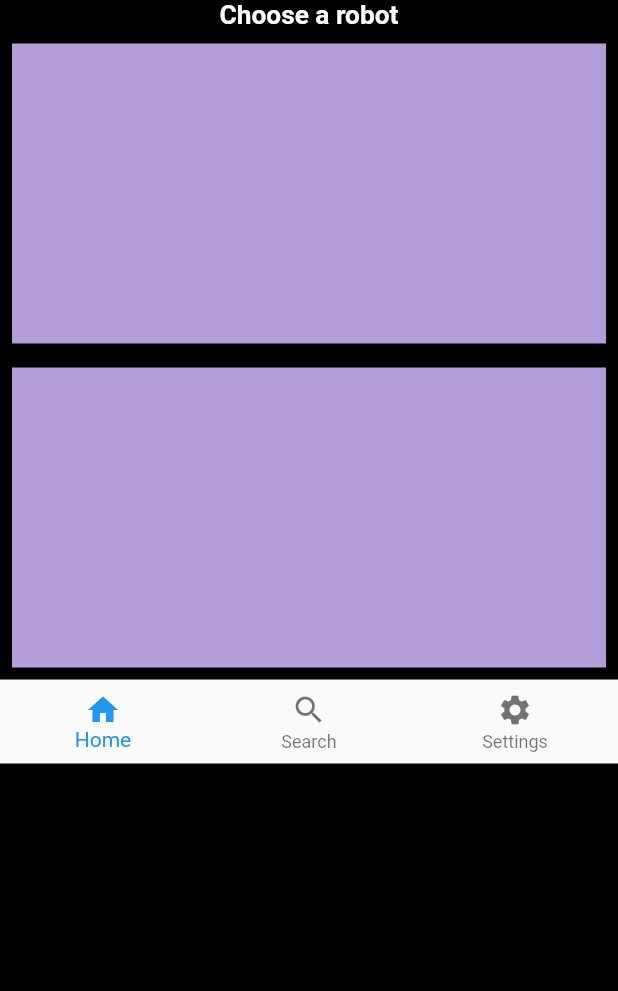
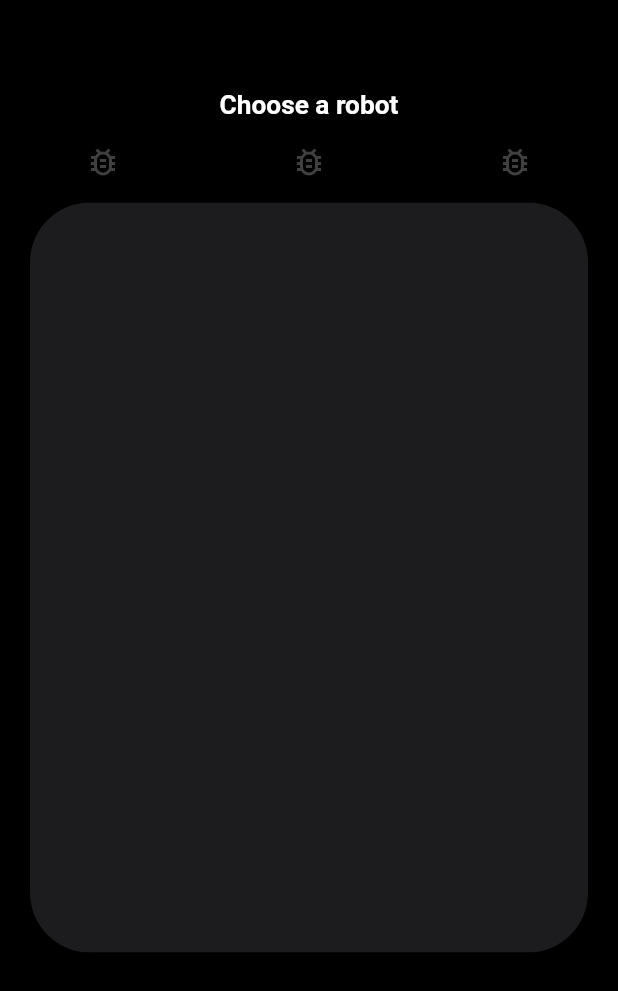
Before and after one commit to VTIvanov20/remote, a Flutter app: the screen it shows after launch, on a phone screen of 412 x 824 dp. Shown: the top 991 px of the screen. Run offline on Flutter 3.47's test engine with Material 2 defaults, Android fonts, the phone set to English and light mode, and no system bars; Roboto replaces fonts that are missing (Montserrat).

Commit message:
Expand on UI  * Create options.dart  * Create track_pad.dart

```diff
--- a/app/lib/main.dart
+++ b/app/lib/main.dart
@@ -1,5 +1,7 @@
 import 'package:flutter/material.dart';
 import 'package:movie_app/square.dart';
+import 'package:movie_app/track_pad.dart';
+import 'package:movie_app/options.dart';
 import 'package:movie_app/bottom_nav_widget.dart';
 
 void main() => runApp(const ArmController());
@@ -29,6 +31,8 @@ class AppContents extends StatelessWidget {
     return ListView(
       children: const [
         Center(
+          child: Padding(
+            padding: EdgeInsets.only(top: 60),
             child: Text(
               "Choose a robot",
               style: TextStyle(
@@ -39,9 +43,9 @@ class AppContents extends StatelessWidget {
               ),
             ),
           ),
-        MySquare(),
-        MySquare(),
-        BottomNavigationWidget(),
+        ),
+        OptionBar(),
+        TrackPad(),
       ],
     );
   }
--- /dev/null
+++ b/app/lib/options.dart
@@ -0,0 +1,36 @@
+import 'package:flutter/material.dart';
+
+class OptionBar extends StatelessWidget {
+  const OptionBar({super.key});
+
+  // TODO: Make icons into buttons with links
+
+  @override
+  Widget build(BuildContext context) {
+    return Padding(
+      padding: const EdgeInsets.symmetric(vertical: 15),
+      child: Row(
+        children: const <Widget>[
+          Expanded(
+            child: Icon(
+              Icons.bug_report_outlined,
+              color: Color(0xFF404040),
+            ),
+          ),
+          Expanded(
+            child: Icon(
+              Icons.bug_report_outlined,
+              color: Color(0xFF404040),
+            ),
+          ),
+          Expanded(
+            child: Icon(
+              Icons.bug_report_outlined,
+              color: Color(0xFF404040),
+            ),
+          ),
+        ],
+      ),
+    );
+  }
+}
--- /dev/null
+++ b/app/lib/track_pad.dart
@@ -0,0 +1,21 @@
+import 'package:flutter/material.dart';
+
+class TrackPad extends StatelessWidget {
+  const TrackPad({super.key});
+
+  // TODO: Use gestures in the track pad
+
+  @override
+  Widget build(BuildContext context) {
+    return Padding(
+      padding: const EdgeInsets.symmetric(horizontal: 20),
+      child: ClipRRect(
+        borderRadius: BorderRadius.circular(40),
+        child: Container(
+          height: 500,
+          color: const Color(0xFF1C1C1E),
+        ),
+      ),
+    );
+  }
+}
```
Also changed, not shown: 1 other file. Lines whose indentation alone changed are shown as unchanged.
